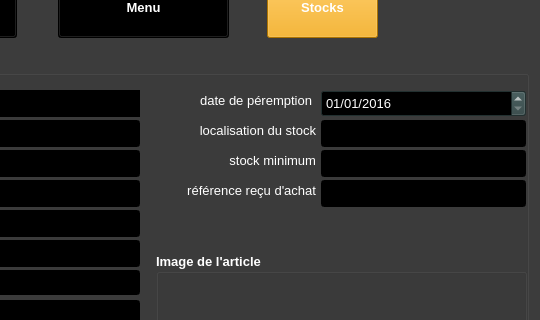
Old version of the form ui/yeroth-erp-achats-detail-window.ui in the repository xnoumbissinoundou/yeroth-erp-3.0; both pictures show x 260 to 800 and y 93 to 413 of the 800 by 600 pixel window.
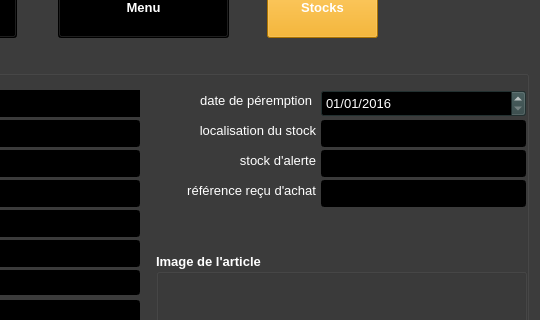
New version of the form. Icons and pictures are not drawn. Custom widgets are drawn as their Qt base class.

```diff
--- a/ui/yeroth-erp-achats-detail-window.ui
+++ b/ui/yeroth-erp-achats-detail-window.ui
@@ -8156,7 +8156,7 @@
       </font>
      </property>
      <property name="text">
-      <string>stock minimum</string>
+      <string>stock d'alerte</string>
      </property>
      <property name="alignment">
       <set>Qt::AlignRight|Qt::AlignTrailing|Qt::AlignVCenter</set>
```
Left out of the diff: 6 changed lines with no effect on the pictures.
